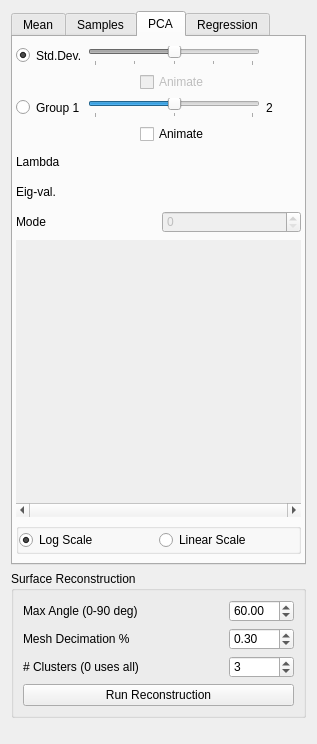
Qt form Studio/src/Application/Analysis/AnalysisTool.ui (SCIInstitute/ShapeWorks) before a commit.
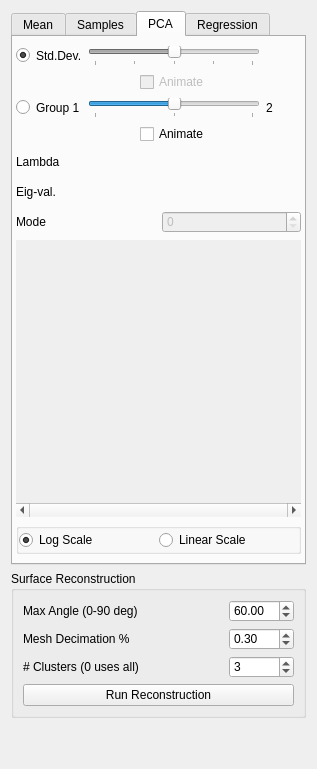
The same form after that commit. Custom widgets are drawn as their Qt base class.

Commit message: Align labels

What changed in the file:
```diff
--- a/Studio/src/Application/Analysis/AnalysisTool.ui
+++ b/Studio/src/Application/Analysis/AnalysisTool.ui
@@ -7,7 +7,7 @@
     <x>0</x>
     <y>0</y>
     <width>317</width>
-    <height>744</height>
+    <height>769</height>
    </rect>
   </property>
   <property name="windowTitle">
```
Left out of the diff: 10 changed lines with no effect on the pictures. The commit also changes 2 other files.
